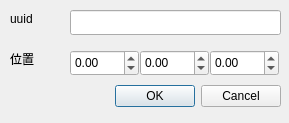
The window that src/gui-admin/setposition.ui (SingingRivulet/Smoothly) describes before a commit, drawn with Qt 5.
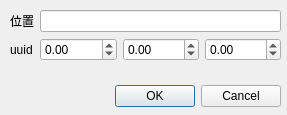
The same window after the commit.

```diff
--- a/src/gui-admin/setposition.ui
+++ b/src/gui-admin/setposition.ui
@@ -6,8 +6,8 @@
    <rect>
     <x>0</x>
     <y>0</y>
-    <width>289</width>
-    <height>123</height>
+    <width>287</width>
+    <height>115</height>
    </rect>
   </property>
   <property name="windowTitle">
@@ -29,25 +29,37 @@
     <set>QDialogButtonBox::Cancel|QDialogButtonBox::Ok</set>
    </property>
   </widget>
-  <widget class="QLineEdit" name="lineEdit_uuid">
+  <widget class="QWidget" name="formLayoutWidget">
    <property name="geometry">
     <rect>
-     <x>70</x>
+     <x>10</x>
      <y>10</y>
-     <width>211</width>
-     <height>25</height>
+     <width>271</width>
+     <height>61</height>
     </rect>
    </property>
-  </widget>
+   <layout class="QFormLayout" name="formLayout">
+    <item row="1" column="0">
+     <widget class="QLabel" name="label_2">
+      <property name="text">
+       <string>uuid</string>
+      </property>
+     </widget>
+    </item>
+    <item row="0" column="0">
+     <widget class="QLabel" name="label">
+      <property name="text">
+       <string>位置</string>
+      </property>
+     </widget>
+    </item>
+    <item row="0" column="1">
+     <widget class="QLineEdit" name="lineEdit_uuid"/>
+    </item>
+    <item row="1" column="1">
+     <layout class="QHBoxLayout" name="horizontalLayout">
+      <item>
   <widget class="QDoubleSpinBox" name="doubleSpinBox_x">
-   <property name="geometry">
-    <rect>
-     <x>70</x>
-     <y>50</y>
-     <width>69</width>
-     <height>26</height>
-    </rect>
-   </property>
    <property name="minimum">
     <double>-100000.000000000000000</double>
    </property>
@@ -55,15 +67,9 @@
     <double>100000.000000000000000</double>
    </property>
   </widget>
+      </item>
+      <item>
   <widget class="QDoubleSpinBox" name="doubleSpinBox_y">
-   <property name="geometry">
-    <rect>
-     <x>140</x>
-     <y>50</y>
-     <width>69</width>
-     <height>26</height>
-    </rect>
-   </property>
    <property name="minimum">
     <double>-100000.000000000000000</double>
    </property>
@@ -71,15 +77,9 @@
     <double>100000.000000000000000</double>
    </property>
   </widget>
+      </item>
+      <item>
   <widget class="QDoubleSpinBox" name="doubleSpinBox_z">
-   <property name="geometry">
-    <rect>
-     <x>210</x>
-     <y>50</y>
-     <width>69</width>
-     <height>26</height>
-    </rect>
-   </property>
    <property name="minimum">
     <double>-100000.000000000000000</double>
    </property>
@@ -87,31 +87,10 @@
     <double>100000.000000000000000</double>
    </property>
   </widget>
-  <widget class="QLabel" name="label">
-   <property name="geometry">
-    <rect>
-     <x>10</x>
-     <y>50</y>
-     <width>31</width>
-     <height>17</height>
-    </rect>
-   </property>
-   <property name="text">
-    <string>位置</string>
-   </property>
-  </widget>
-  <widget class="QLabel" name="label_2">
-   <property name="geometry">
-    <rect>
-     <x>10</x>
-     <y>10</y>
-     <width>41</width>
-     <height>17</height>
-    </rect>
-   </property>
-   <property name="text">
-    <string>uuid</string>
-   </property>
+      </item>
+     </layout>
+    </item>
+   </layout>
   </widget>
  </widget>
  <resources/>
```
Lines whose indentation alone changed are shown as unchanged.
